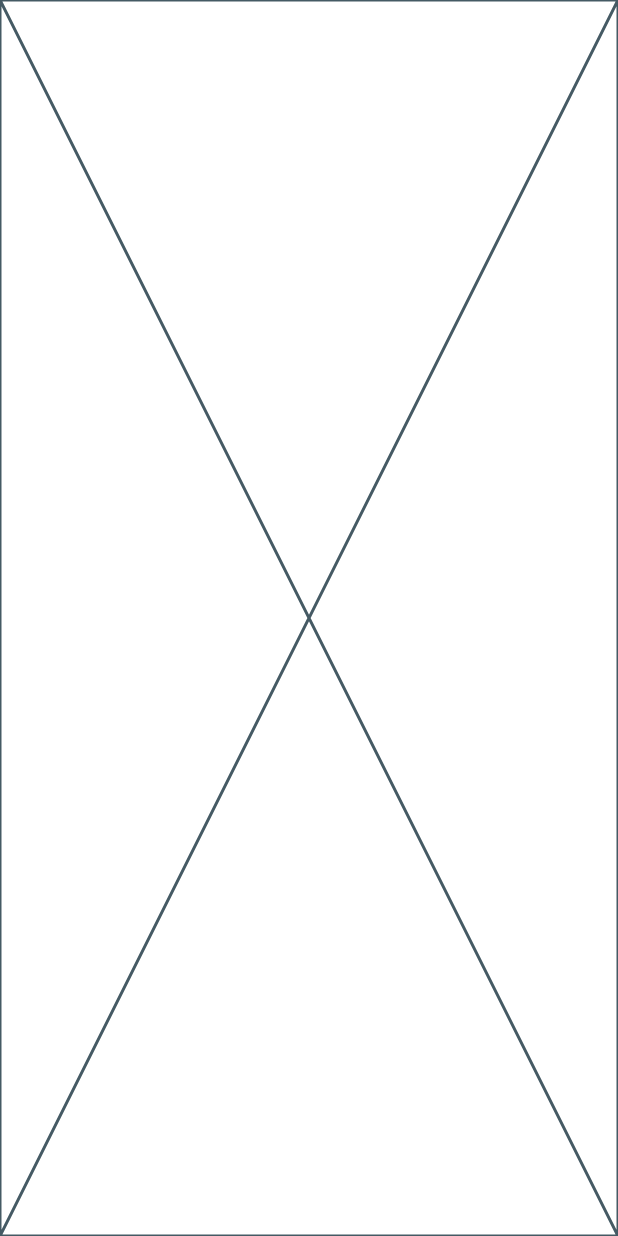
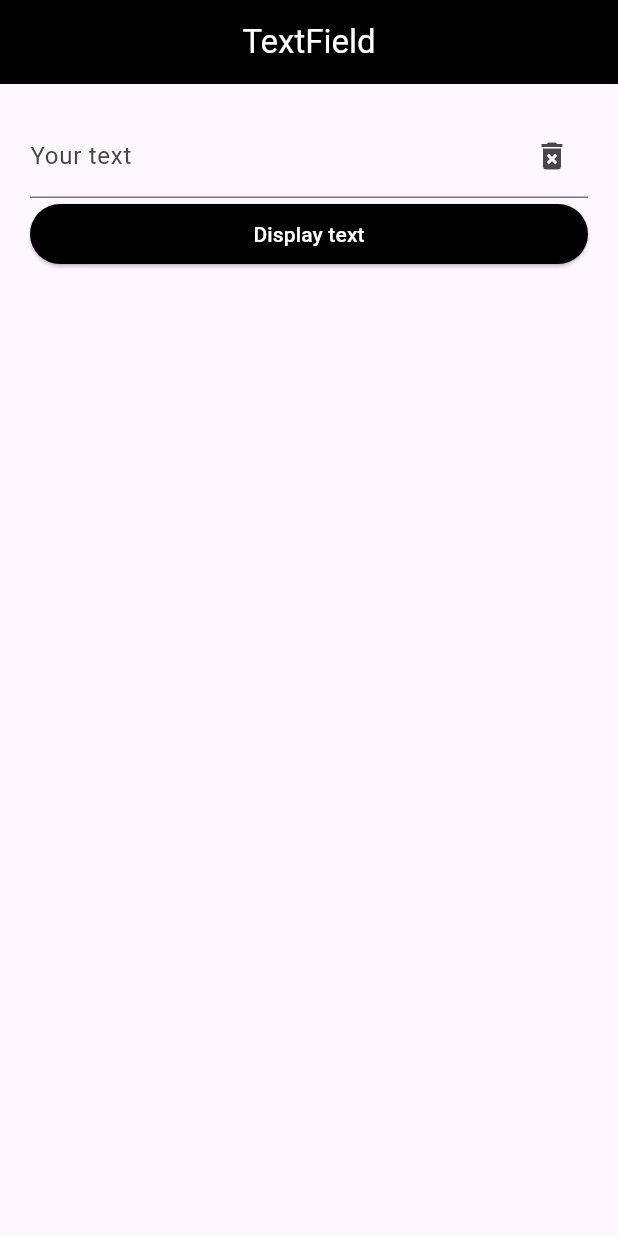
Before and after one commit to Polinaphlej02/textField, a Flutter app: the screen it shows after launch, on a phone screen of 412 x 824 dp. Run offline on Flutter 3.47's test engine with Material 3 defaults, Android fonts, the phone set to English and light mode, and no system bars.

Commit message:
Added form and button

```diff
--- a/test_app/lib/main.dart
+++ b/test_app/lib/main.dart
@@ -13,11 +13,7 @@ class MyApp extends StatelessWidget {
   Widget build(BuildContext context) {
     return MaterialApp(
       title: 'Flutter Demo',
-      theme: ThemeData(
-        colorScheme: ColorScheme.fromSeed(seedColor: Colors.deepPurple),
-        useMaterial3: true,
-      ),
-      home: TextForm()
+      home: TextForm(),
     );
   }
 }
--- a/test_app/lib/text_form.dart
+++ b/test_app/lib/text_form.dart
@@ -8,8 +8,35 @@ class TextForm extends StatefulWidget {
 }
 
 class _TextFormState extends State<TextForm> {
+
+  final _formKey = GlobalKey<FormState>();
+
   @override
   Widget build(BuildContext context) {
-    return const Placeholder();
+    return Scaffold(
+      appBar: AppBar(
+        backgroundColor: Colors.black,
+        title: Text("TextField", style: TextStyle(color: Colors.white),),
+        centerTitle: true,
+      ),
+      body: Form(
+        key: _formKey,
+        child: ListView(
+          padding: EdgeInsets.all(20),
+          children: [
+            TextFormField(decoration: InputDecoration(
+              labelText: "Your text",
+              suffixIcon: Icon(Icons.delete_forever)
+              ),
+              validator: (value)=> value!.isEmpty ? "Enter your text" : null),
+            ElevatedButton(
+              onPressed: (){},
+              style: ButtonStyle(
+                backgroundColor: MaterialStatePropertyAll(Colors.black)
+              ),
+              child: Text("Display text", style: TextStyle(color: Colors.white),),)
+          ],
+      ),)
+          );
   }
-}
+  }
```
